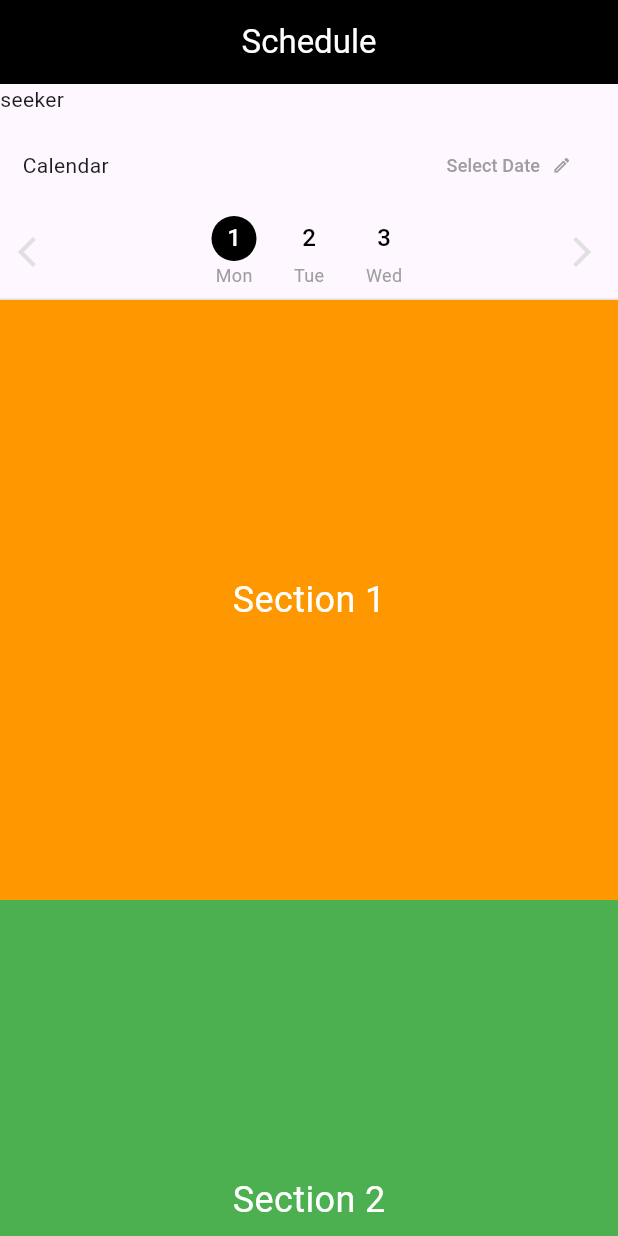
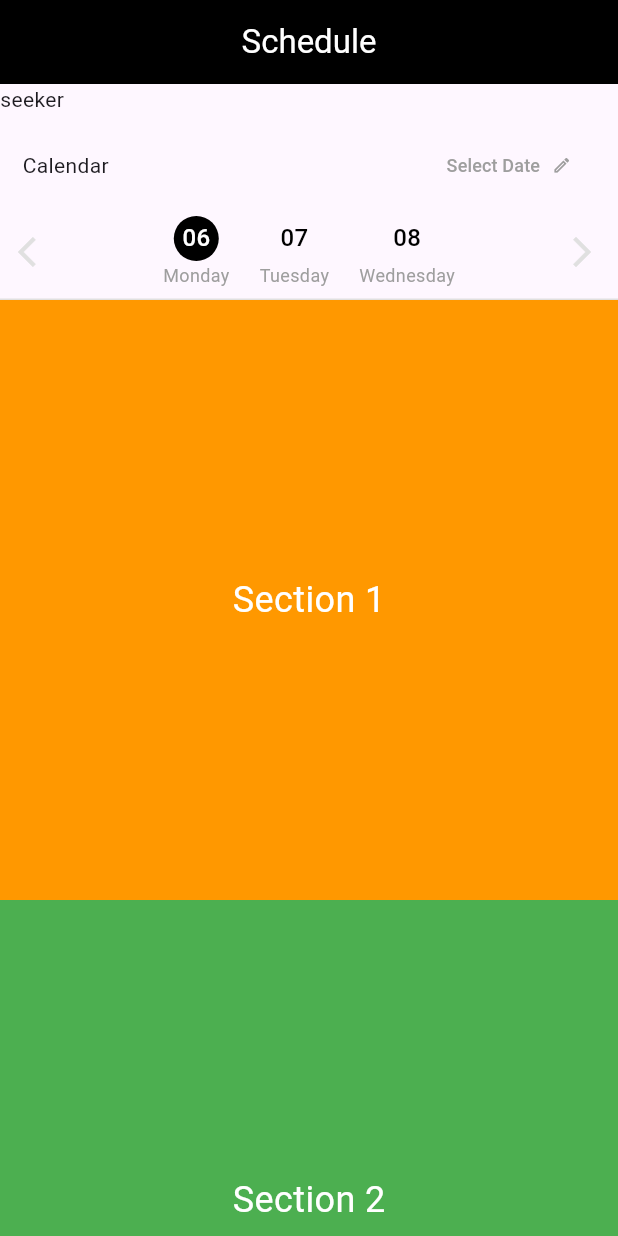
Before and after one commit to yerih/valiu-app, a Flutter app: the screen it shows after launch, after a tap on the "arrow back ios" icon, on a phone screen of 412 x 824 dp. Run offline on Flutter 3.47's test engine with Material 3 defaults, Android fonts, the phone set to English and light mode, and no system bars; our stand-ins replace firebase_auth, firebase_core, firebase_database, firebase_messaging, flutter_local_notifications, font_awesome_flutter; accounts and stored records are empty.

Commit message:
Advance. DaySelector detail fixed

```diff
--- a/lib/core/DayScheduledModel.dart
+++ b/lib/core/DayScheduledModel.dart
@@ -4,17 +4,19 @@ class DayScheduledModel {
 
   String number;
   String name;
+  DateTime date;
 
   DayScheduledModel({
     required this.number,
     required this.name,
+    required this.date,
   });
 
 
-  static List<DayScheduledModel> generateDays = [
-    DayScheduledModel(number: '06', name: 'Monday'),
-    DayScheduledModel(number: '07', name: 'Tuesday'),
-    DayScheduledModel(number: '08', name: 'Wednesday'),
+  static List<DayScheduledModel> generateDays() => [
+    DayScheduledModel(number: '06', name: 'Monday', date: DateTime(2024)),
+    DayScheduledModel(number: '07', name: 'Tuesday', date: DateTime(2025)),
+    DayScheduledModel(number: '08', name: 'Wednesday', date: DateTime(2026)),
   ];
 
 }
--- a/lib/presentation/molecules/DaySelector.dart
+++ b/lib/presentation/molecules/DaySelector.dart
@@ -21,15 +21,9 @@ class DaySelector extends StatefulWidget {
 
 class _DaySelectorState extends State<DaySelector> {
 
-  final days = [
-    DayScheduledModel(name: 'Mon', number: '1'),
-    DayScheduledModel(name: 'Tue', number: '2'),
-    DayScheduledModel(name: 'Wed', number: '3'),
-  ];
-  // final days = List<int>.generate(3, (index) => index + 1);
+  final days = DayScheduledModel.generateDays();
   int selected = 0;
   Color color = Colors.transparent;
-  // void Function(int index) onTapItem = widget.onTapItem;
 
   @override
   Widget build(BuildContext context) {
@@ -38,7 +32,12 @@ class _DaySelectorState extends State<DaySelector> {
         crossAxisAlignment: CrossAxisAlignment.center,
         children: [
           IconButton(
-              onPressed: (){if(selected > 0) {setState(() {selected -= 1;});}},
+              onPressed: (){
+                if(selected > 0) {
+                  setState(() {selected -= 1;});
+                  widget.onTapItem.call(days.indexOf(days[selected]));
+                }
+              },
               icon: Icon(Icons.arrow_back_ios, color: Colors.grey.shade300,)
           ),
           Row(
@@ -60,7 +59,12 @@ class _DaySelectorState extends State<DaySelector> {
               ]
           ),
           IconButton(
-            onPressed: (){if(selected < days.length-1) setState(() {selected += 1;});},
+            onPressed: (){
+              if(selected < days.length-1) {
+                setState(() {selected += 1;});
+                widget.onTapItem.call(days.indexOf(days[selected]));
+              }
+            },
             icon: Icon(Icons.arrow_forward_ios, color: Colors.grey.shade300,)
           ),
         ]
```
